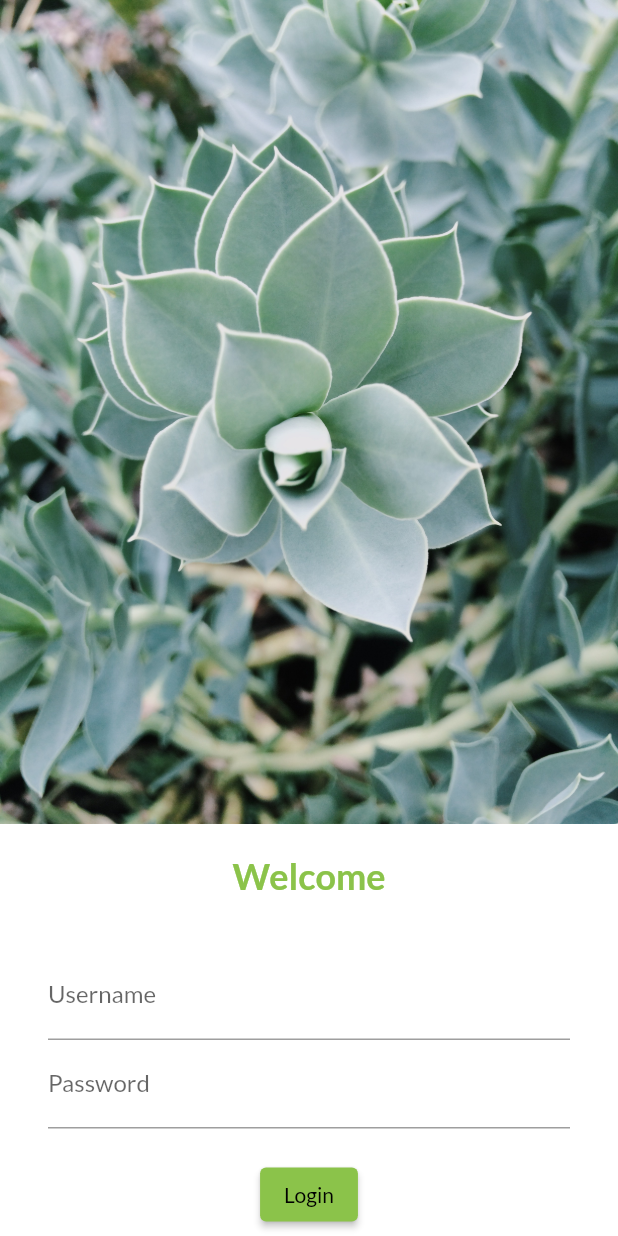
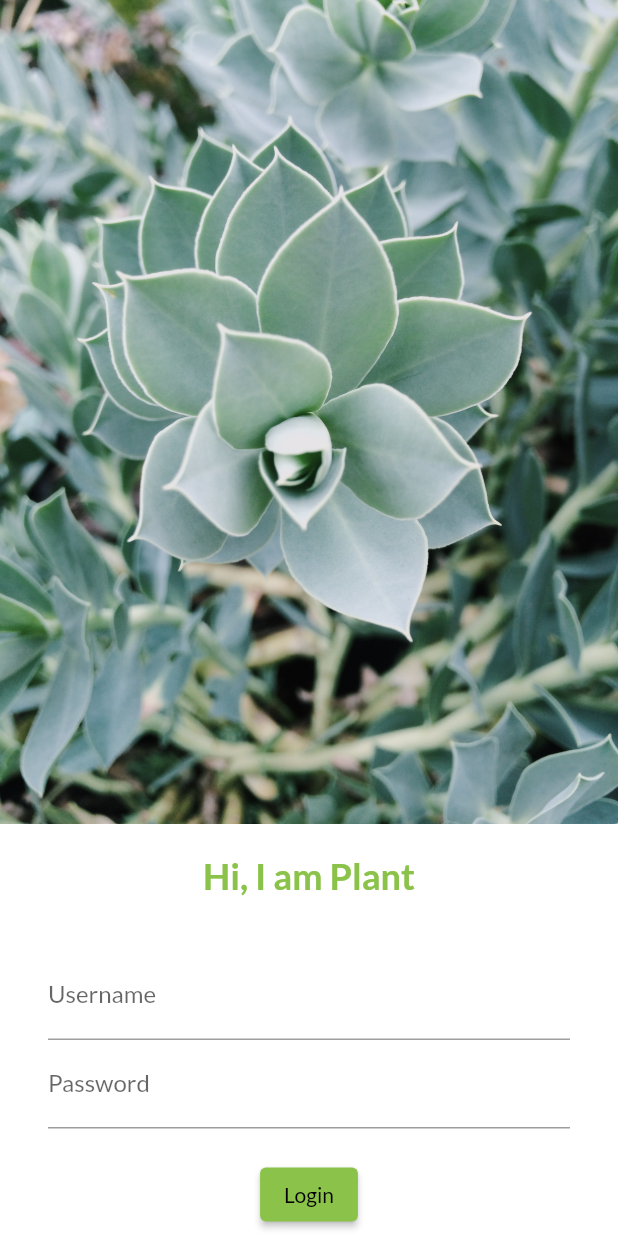
Before and after one commit to ShashankAgarwal77/30DaysOfFlutter, a Flutter app: the screen it shows after launch, on a phone screen of 412 x 824 dp. Run offline on Flutter 3.47's test engine with Material 2 defaults, Android fonts, the phone set to English and light mode, and no system bars; our stand-ins replace google_fonts.

Commit message:
heading changed

```diff
--- a/lib/pages/login_page.dart
+++ b/lib/pages/login_page.dart
@@ -13,7 +13,7 @@ class LoginPage extends StatelessWidget {
             ),
             SizedBox(height: 20.0),
             Text(
-              "Welcome",
+              "Hi, I am Plant",
               style: TextStyle(
                 fontSize: 24,
                 fontWeight: FontWeight.bold,
```
